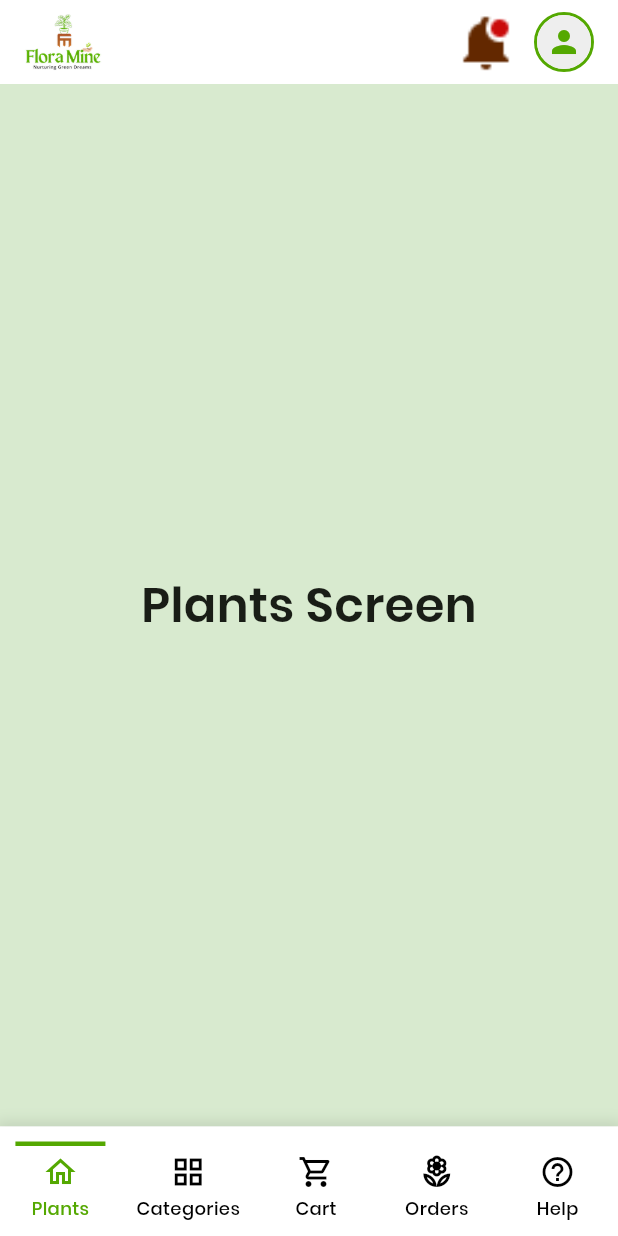
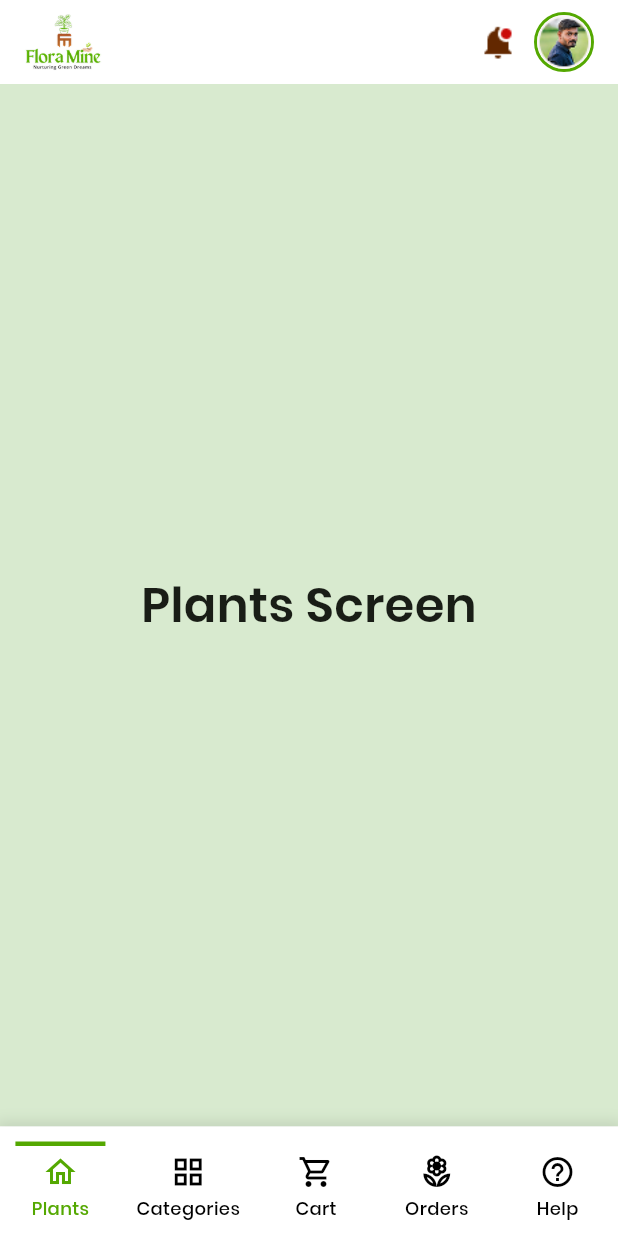
Before and after one commit to ramachandraa-ps/floramine, a Flutter app: the HomeScreen screen opened directly, on a phone screen of 412 x 824 dp. Run offline on Flutter 3.47's test engine with Material 3 defaults, Android fonts, the phone set to English and light mode, and no system bars.

Commit message:
header perfect

```diff
--- a/lib/widgets/header_widget.dart
+++ b/lib/widgets/header_widget.dart
@@ -33,8 +33,8 @@ class HeaderWidget extends StatelessWidget {
               GestureDetector(
                 onTap: onNotificationTap,
                 child: Container(
-                  width: 40,
-                  height: 40,
+                  width: 24,
+                  height: 24,
                   child: Image.asset(
                     'assets/images/header/notification_bell.png',
                     fit: BoxFit.contain,
@@ -55,13 +55,9 @@ class HeaderWidget extends StatelessWidget {
                     ),
                   ),
                   child: ClipOval(
-                    child: Container(
-                      color: Colors.grey[200],
-                      child: const Icon(
-                        Icons.person,
-                        color: Color(0xFF54A801),
-                        size: 24,
-                      ),
+                    child: Image.asset(
+                      'assets/images/header/user.png',
+                      fit: BoxFit.cover,
                     ),
                   ),
                 ),
```
